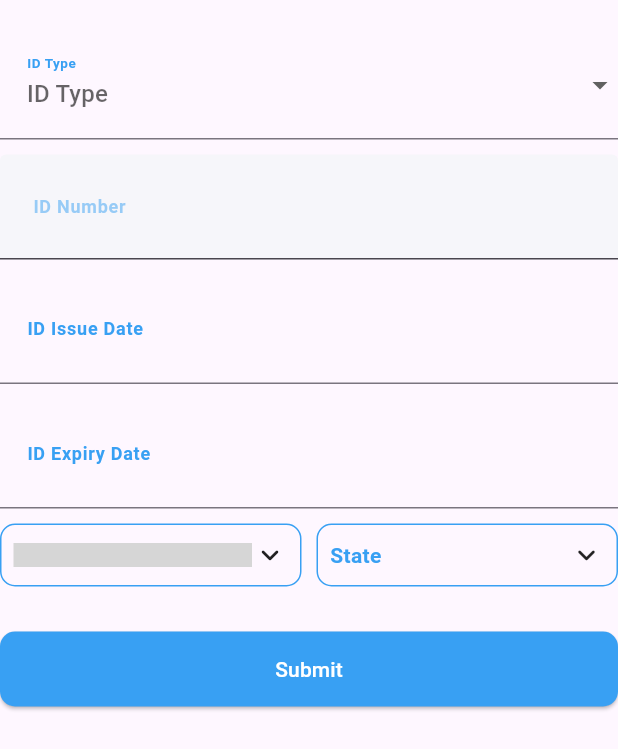
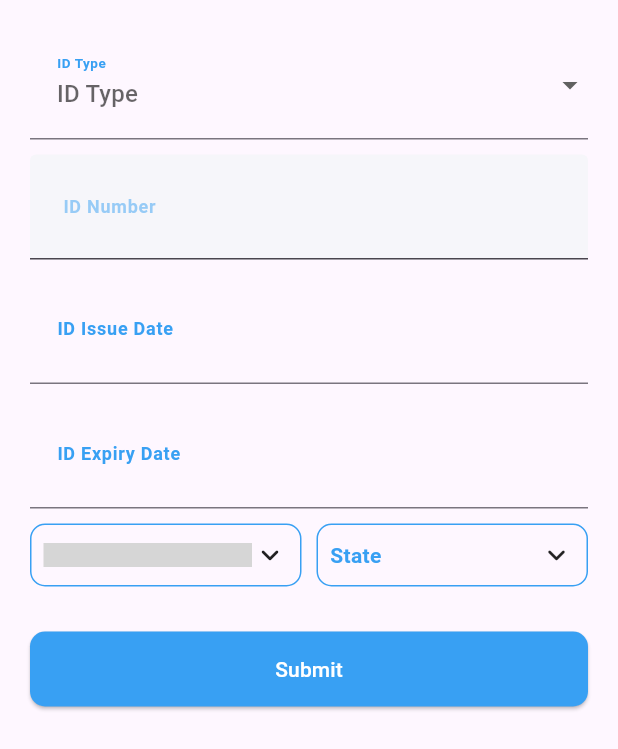
Before and after one commit to fineratech/FinPackages, a Flutter app: the IdInfoView widget shown alone on an empty page, opened directly with empty values, on a phone screen of 412 x 824 dp. Shown: the top 749 px of the screen. Run offline on Flutter 3.47's test engine with Material 3 defaults, Android fonts, the phone set to English and light mode, and no system bars; drawn by our look-alikes of csc_picker, flutter_form_builder; our stand-ins replace dio, file_picker, flutter_credit_card, flutter_svg, form_builder_validators, image_cropper and 5 more; missing offline and left inert: control_style, talker_dio_logger; statements that could not run were skipped; project files that could hold a hidden picture were left out; grey boxes are pictures that could not be loaded.

Commit message:
Add horizontal padding to IdInfoView and LicenseInfoView for improved layout

```diff
--- a/entity_registration/lib/src/Screens/therapist/id_info/id_info_view.dart
+++ b/entity_registration/lib/src/Screens/therapist/id_info/id_info_view.dart
@@ -23,6 +23,7 @@ class IdInfoView extends StatelessWidget {
       child: Consumer<IdInfoViewModel>(
         builder: (context, viewModel, _) {
           return SingleChildScrollView(
+            padding: const EdgeInsets.symmetric(horizontal: 20),
             child: FormBuilder(
               key: viewModel.formKey,
               child: Column(
--- a/entity_registration/lib/src/Screens/therapist/license_info/license_info_view.dart
+++ b/entity_registration/lib/src/Screens/therapist/license_info/license_info_view.dart
@@ -21,6 +21,7 @@ class LicenseInfoView extends StatelessWidget {
       child: Consumer<LicenseInfoViewModel>(
         builder: (context, viewModel, _) {
           return SingleChildScrollView(
+            padding: const EdgeInsets.symmetric(horizontal: 20),
             child: FormBuilder(
               key: viewModel.formKey,
               child: Column(
```
